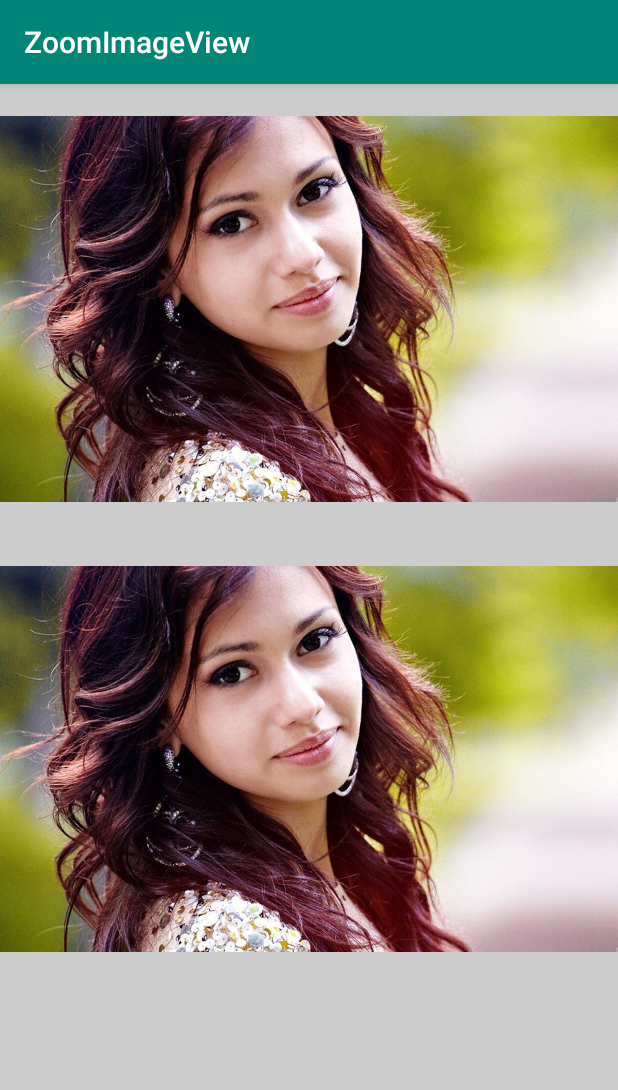
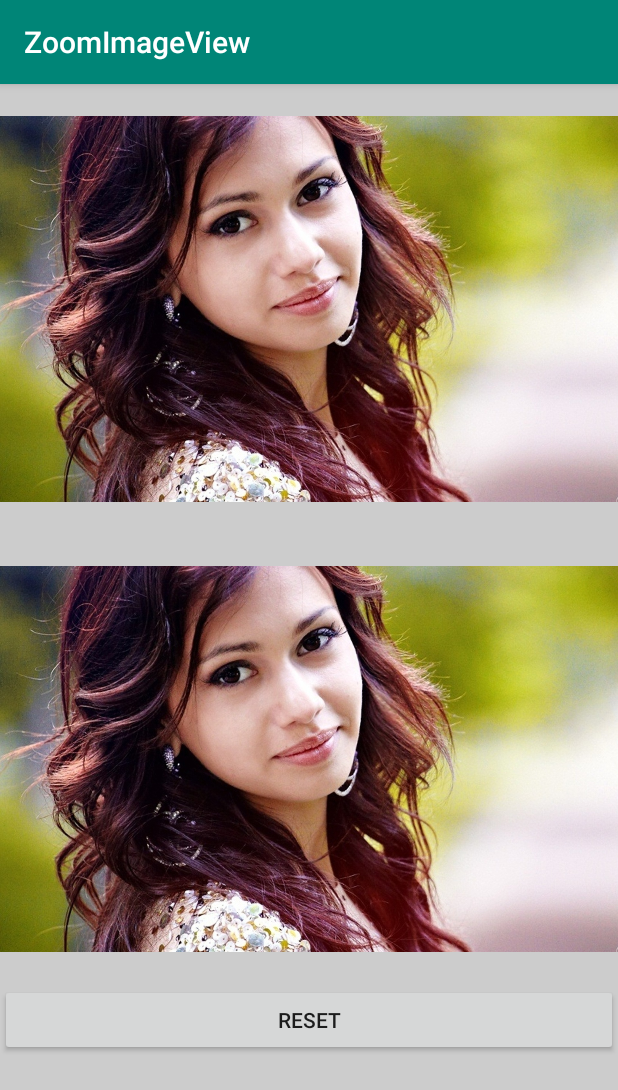
Before and after one commit to sheetalkumar105/ZoomImageView-android, an Android app: the screen it shows after launch (MainActivity), on a phone screen of 412 x 824 dp. Shown: the top 1090 px of the screen. Run offline under Robolectric (Android 15) with nearby library versions, the phone set to English and light mode, and no system bars.

Commit message:
Reset Option Added

```diff
--- a/app/src/main/java/com/impulsiveweb/zoomimageview/MainActivity.java
+++ b/app/src/main/java/com/impulsiveweb/zoomimageview/MainActivity.java
@@ -2,12 +2,26 @@ package com.impulsiveweb.zoomimageview;
 
 import android.support.v7.app.AppCompatActivity;
 import android.os.Bundle;
+import android.view.View;
+
+import com.impulsive.zoomimageview.ZoomImageView;
 
 public class MainActivity extends AppCompatActivity {
+
+    ZoomImageView zoomImageView1, zoomImageView2;
 
     @Override
     protected void onCreate(Bundle savedInstanceState) {
         super.onCreate(savedInstanceState);
         setContentView(R.layout.activity_main);
+        zoomImageView1 = findViewById(R.id.zoomImageView1);
+        zoomImageView2 = findViewById(R.id.zoomImageView2);
+        findViewById(R.id.btnReset).setOnClickListener(new View.OnClickListener() {
+            @Override
+            public void onClick(View v) {
+                zoomImageView1.resetImage();
+                zoomImageView2.resetImage();
+            }
+        });
     }
 }
--- a/app/src/main/res/layout/activity_main.xml
+++ b/app/src/main/res/layout/activity_main.xml
@@ -9,6 +9,7 @@
     android:background="#cccccc">
 
     <com.impulsive.zoomimageview.ZoomImageView
+        android:id="@+id/zoomImageView1"
         android:layout_width="match_parent"
         android:layout_height="300dp"
         android:src="@drawable/sample"
@@ -17,6 +18,7 @@
         app:scaledown="true"
         />
     <com.impulsive.zoomimageview.ZoomImageView
+        android:id="@+id/zoomImageView2"
         android:layout_width="match_parent"
         android:layout_height="300dp"
         android:src="@drawable/sample"
@@ -25,4 +27,11 @@
         app:scaledown="false"
         />
 
+    <Button
+        android:id="@+id/btnReset"
+        android:layout_width="match_parent"
+        android:layout_height="wrap_content"
+        android:text="Reset"
+        />
+
 </LinearLayout>
--- a/zoomimageview/src/main/java/com/impulsive/zoomimageview/ZoomImageView.java
+++ b/zoomimageview/src/main/java/com/impulsive/zoomimageview/ZoomImageView.java
@@ -9,6 +9,7 @@ import android.graphics.PointF;
 import android.graphics.RectF;
 import android.os.Build;
 import android.util.AttributeSet;
+import android.util.Log;
 import android.view.MotionEvent;
 import android.view.View;
 import android.widget.ImageView;
@@ -41,6 +42,7 @@ public class ZoomImageView extends ImageView implements View.OnTouchListener {
 	boolean rotation = true;
 	boolean scaledown = true;
 	boolean initStatus = false;
+    float init_scale = 0;
 
 	public ZoomImageView(Context context) {
 		this(context, null, R.styleable.ZoomImageView_ZoomImageViewDefault);
@@ -78,14 +80,31 @@ public class ZoomImageView extends ImageView implements View.OnTouchListener {
 
     @Override
     protected void onDraw(Canvas canvas) {
-        if(!initStatus){
+        if(!initStatus && getDrawable()!=null){
             RectF drawableRect = new RectF(0, 0, getDrawable().getIntrinsicWidth(), getDrawable().getIntrinsicHeight());
             RectF viewRect = new RectF(0, 0,  getWidth(), getHeight());
             matrix.setRectToRect(drawableRect, viewRect, Matrix.ScaleToFit.CENTER);
             setImageMatrix(matrix);
             initStatus = true;
+            Matrix m = getImageMatrix();
+            float[] vals = new float[9];
+            m.getValues(vals);
+            for(int i=0; i< vals.length; i++){
+                if(i==0)
+                    init_scale = vals[0];
+                break;
+            }
         }
         super.onDraw(canvas);
+    }
+
+    public void resetImage(){
+	    if(getDrawable()!=null){
+            RectF drawableRect = new RectF(0, 0, getDrawable().getIntrinsicWidth(), getDrawable().getIntrinsicHeight());
+            RectF viewRect = new RectF(0, 0,  getWidth(), getHeight());
+            matrix.setRectToRect(drawableRect, viewRect, Matrix.ScaleToFit.CENTER);
+            setImageMatrix(matrix);
+        }
     }
 
 
@@ -120,6 +139,9 @@ public class ZoomImageView extends ImageView implements View.OnTouchListener {
         double radians = Math.atan2(delta_y, delta_x);
         return (float) Math.toDegrees(radians);
     }
+
+
+
 
     @Override
     public boolean onTouch(View v, MotionEvent event) {
@@ -160,8 +182,6 @@ public class ZoomImageView extends ImageView implements View.OnTouchListener {
                     if (newDist > 10f) {
                         matrix.set(savedMatrix);
                         float scale = (newDist / oldDist);
-                        if(scaledown==false && scale < 1)
-                            scale = 1;
                         matrix.postScale(scale, scale, mid.x, mid.y);
                     }
                     if (lastEvent != null && event.getPointerCount() == 2 || event.getPointerCount() == 3) {
@@ -181,9 +201,18 @@ public class ZoomImageView extends ImageView implements View.OnTouchListener {
                 break;
         }
 
-
-        //matrix.setScale(0.5f,0.5f);
         setImageMatrix(matrix);
+        float[] vals = new float[9];
+        matrix.getValues(vals);
+        for(int i=0; i< vals.length; i++){
+            if(scaledown==false && ((i==0 && vals[i]<init_scale) )){
+                RectF drawableRect = new RectF(0, 0, getDrawable().getIntrinsicWidth(), getDrawable().getIntrinsicHeight());
+                RectF viewRect = new RectF(0, 0,  getWidth(), getHeight());
+                matrix.setRectToRect(drawableRect, viewRect, Matrix.ScaleToFit.CENTER);
+                setImageMatrix(matrix);
+            }
+            break;
+        }
         invalidate();
         return true;
     }
```
